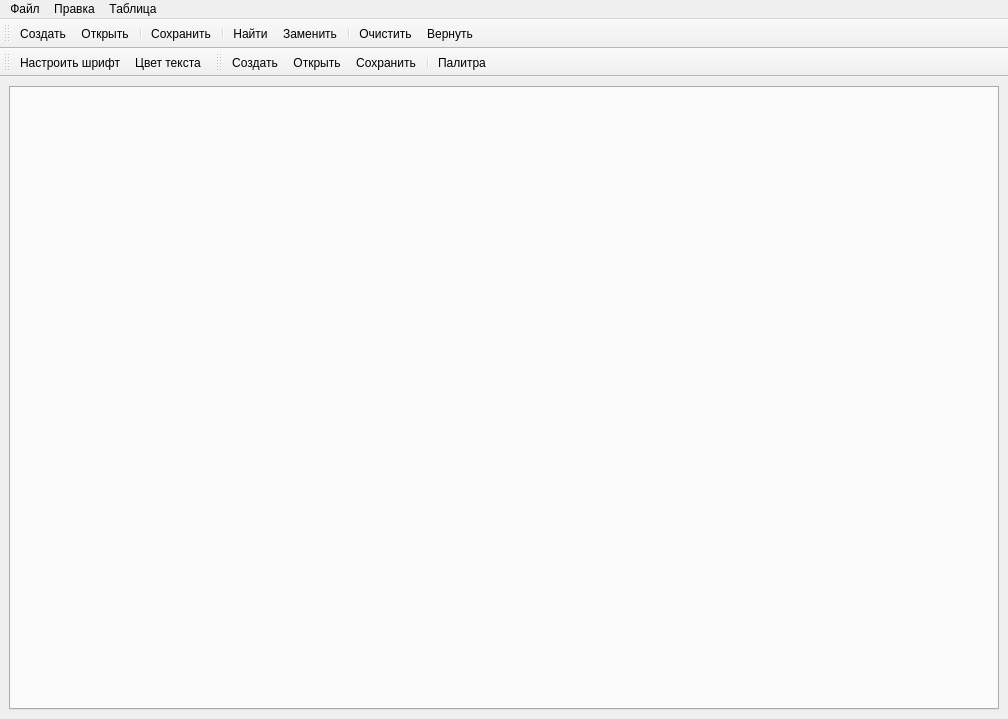
The window that text_editor/mainwindow.ui (Rouva-Huu/text_editor) describes before a commit, drawn with Qt 5.
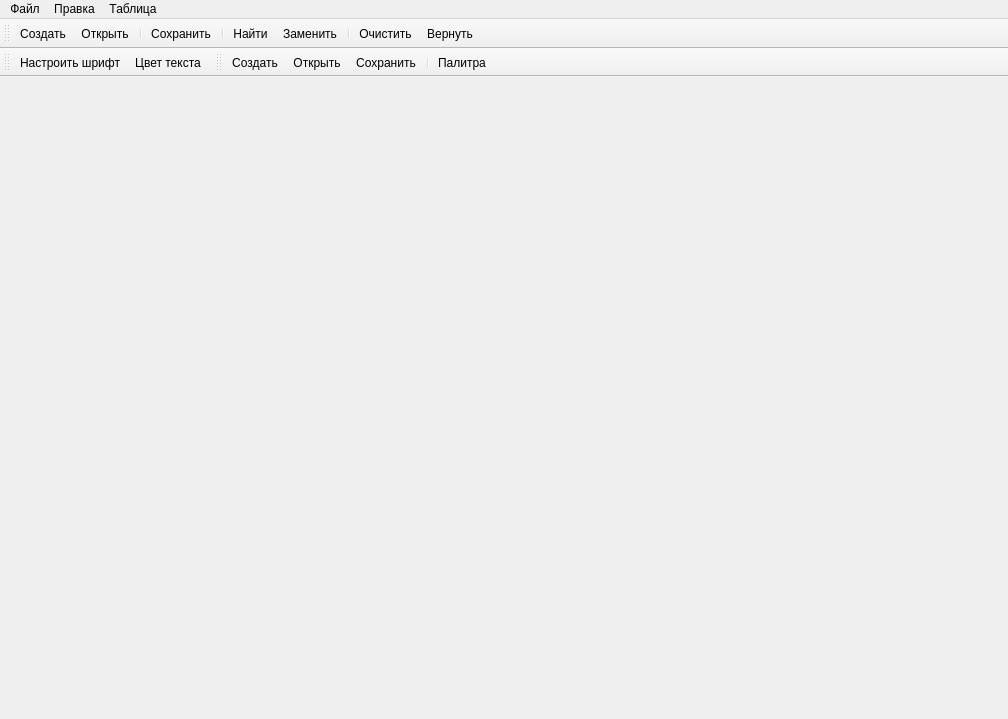
The same window after the commit. Icons and pictures are not drawn.

Diff of the .ui file:
```diff
--- a/text_editor/mainwindow.ui
+++ b/text_editor/mainwindow.ui
@@ -24,6 +24,12 @@
       <property name="currentIndex">
        <number>-1</number>
       </property>
+      <property name="documentMode">
+       <bool>true</bool>
+      </property>
+      <property name="tabsClosable">
+       <bool>true</bool>
+      </property>
      </widget>
     </item>
    </layout>
```
Left out of the diff: 3 changed lines with no effect on the pictures.
